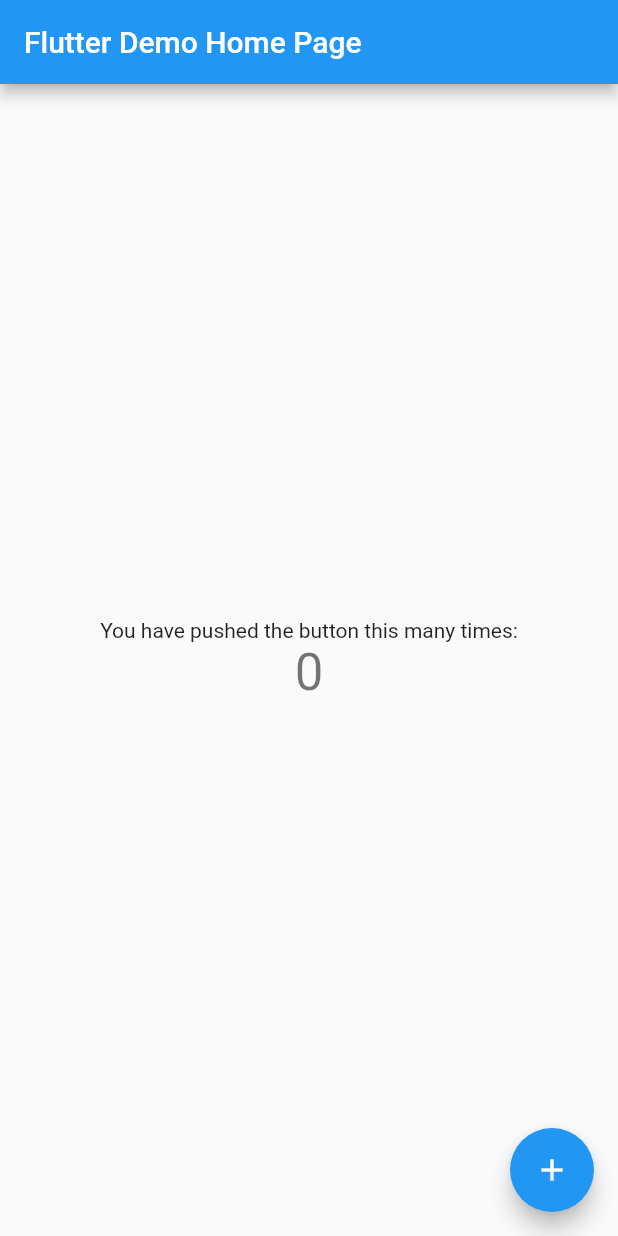
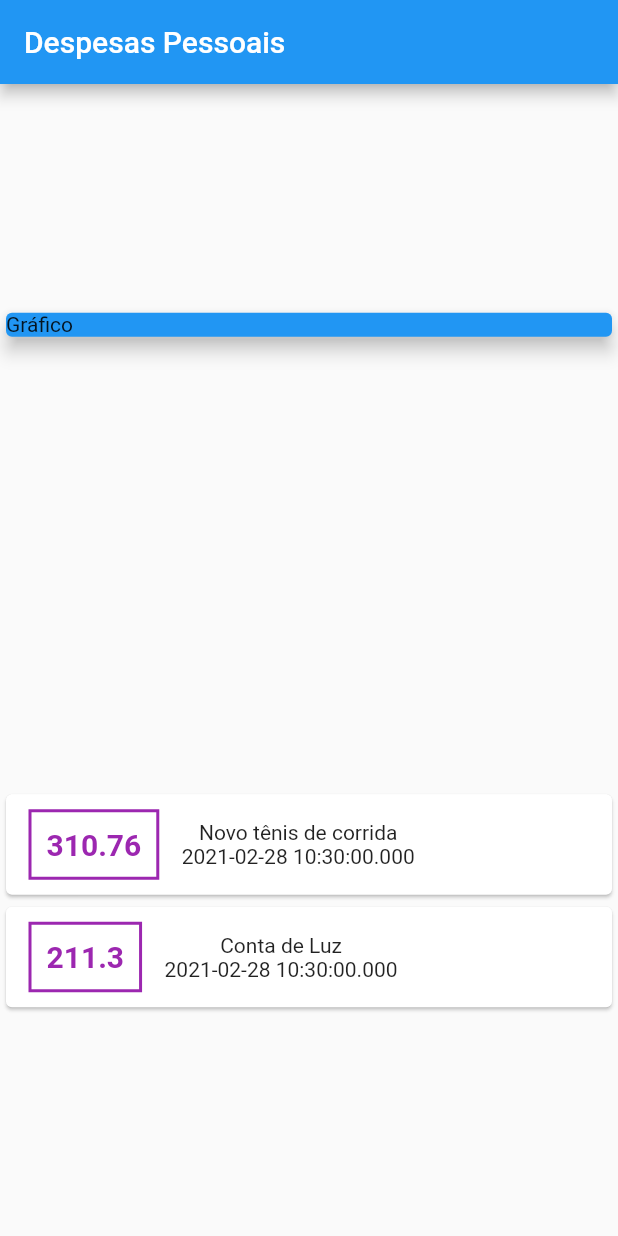
Before and after one commit to rogerio-dalvi/expenses, a Flutter app: the screen it shows after launch, on a phone screen of 412 x 824 dp. Run offline on Flutter 3.47's test engine with Material 2 defaults, Android fonts, the phone set to English and light mode, and no system bars.

Commit message:
Ate aula 84

```diff
--- a/lib/main.dart
+++ b/lib/main.dart
@@ -1,117 +1,86 @@
+import 'models/transaction.dart';
 import 'package:flutter/material.dart';
 
-void main() {
-  runApp(MyApp());
-}
+main() => runApp(ExpensesApp());
 
-class MyApp extends StatelessWidget {
-  // This widget is the root of your application.
+class ExpensesApp extends StatelessWidget {
   @override
   Widget build(BuildContext context) {
-    return MaterialApp(
-      title: 'Flutter Demo',
-      theme: ThemeData(
-        // This is the theme of your application.
-        //
-        // Try running your application with "flutter run". You'll see the
-        // application has a blue toolbar. Then, without quitting the app, try
-        // changing the primarySwatch below to Colors.green and then invoke
-        // "hot reload" (press "r" in the console where you ran "flutter run",
-        // or simply save your changes to "hot reload" in a Flutter IDE).
-        // Notice that the counter didn't reset back to zero; the application
-        // is not restarted.
-        primarySwatch: Colors.blue,
-        // This makes the visual density adapt to the platform that you run
-        // the app on. For desktop platforms, the controls will be smaller and
-        // closer together (more dense) than on mobile platforms.
-        visualDensity: VisualDensity.adaptivePlatformDensity,
-      ),
-      home: MyHomePage(title: 'Flutter Demo Home Page'),
-    );
+    return MaterialApp(home: MyHomePage());
   }
 }
 
-class MyHomePage extends StatefulWidget {
-  MyHomePage({Key key, this.title}) : super(key: key);
-
-  // This widget is the home page of your application. It is stateful, meaning
-  // that it has a State object (defined below) that contains fields that affect
-  // how it looks.
-
-  // This class is the configuration for the state. It holds the values (in this
-  // case the title) provided by the parent (in this case the App widget) and
-  // used by the build method of the State. Fields in a Widget subclass are
-  // always marked "final".
-
-  final String title;
-
-  @override
-  _MyHomePageState createState() => _MyHomePageState();
-}
-
-class _MyHomePageState extends State<MyHomePage> {
-  int _counter = 0;
-
-  void _incrementCounter() {
-    setState(() {
-      // This call to setState tells the Flutter framework that something has
-      // changed in this State, which causes it to rerun the build method below
-      // so that the display can reflect the updated values. If we changed
-      // _counter without calling setState(), then the build method would not be
-      // called again, and so nothing would appear to happen.
-      _counter += 3;
-    });
-  }
+class MyHomePage extends StatelessWidget {
+  final _transactions = [
+    Transaction(
+      id: 't1',
+      title: 'Novo tênis de corrida',
+      value: 310.76,
+      date: DateTime.now(),
+    ),
+    Transaction(
+      id: 't2',
+      title: 'Conta de Luz',
+      value: 211.30,
+      date: DateTime.now(),
+    )
+  ];
 
   @override
   Widget build(BuildContext context) {
-    // This method is rerun every time setState is called, for instance as done
-    // by the _incrementCounter method above.
-    //
-    // The Flutter framework has been optimized to make rerunning build methods
-    // fast, so that you can just rebuild anything that needs updating rather
-    // than having to individually change instances of widgets.
     return Scaffold(
-      appBar: AppBar(
-        // Here we take the value from the MyHomePage object that was created by
-        // the App.build method, and use it to set our appbar title.
-        title: Text(widget.title),
-      ),
-      body: Center(
-        // Center is a layout widget. It takes a single child and positions it
-        // in the middle of the parent.
-        child: Column(
-          // Column is also a layout widget. It takes a list of children and
-          // arranges them vertically. By default, it sizes itself to fit its
-          // children horizontally, and tries to be as tall as its parent.
-          //
-          // Invoke "debug painting" (press "p" in the console, choose the
-          // "Toggle Debug Paint" action from the Flutter Inspector in Android
-          // Studio, or the "Toggle Debug Paint" command in Visual Studio Code)
-          // to see the wireframe for each widget.
-          //
-          // Column has various properties to control how it sizes itself and
-          // how it positions its children. Here we use mainAxisAlignment to
-          // center the children vertically; the main axis here is the vertical
-          // axis because Columns are vertical (the cross axis would be
-          // horizontal).
-          mainAxisAlignment: MainAxisAlignment.center,
-          children: <Widget>[
-            Text(
-              'You have pushed the button this many times:',
+        appBar: AppBar(
+          title: Text('Despesas Pessoais'),
+        ),
+        body: Column(
+          mainAxisAlignment: MainAxisAlignment.spaceAround,
+          crossAxisAlignment: CrossAxisAlignment.stretch,
+          children: [
+            Container(
+              child: Card(
+                child: Text('Gráfico'),
+                elevation: 5,
+                color: Colors.blue,
+              ),
             ),
-            Text(
-              '$_counter',
-              style: Theme.of(context).textTheme.headline4,
-            ),
+            Column(
+              children: _transactions.map((tr) {
+                return Card(
+                    child: Row(
+                  children: <Widget>[
+                    Container(
+                      margin: EdgeInsets.symmetric(
+                        horizontal: 15,
+                        vertical: 10,
+                      ),
+                      decoration: BoxDecoration(
+                        border: Border.all(
+                          color: Colors.purple,
+                          width: 2,
+                        ),
+                      ),
+                      padding: EdgeInsets.all(10),
+                      child: Text(
+                        tr.value.toString(),
+                        style: TextStyle(
+                            fontWeight: FontWeight.bold,
+                            fontSize: 20,
+                            color: Colors.purple),
+                      ),
+                    ),
+                    Column(
+                      children: [
+                        Text(tr.title),
+                        Text(
+                          tr.date.toString(),
+                        )
+                      ],
+                    )
+                  ],
+                ));
+              }).toList(),
+            )
           ],
-        ),
-      ),
-      floatingActionButton: FloatingActionButton(
-        onPressed: _incrementCounter,
-        tooltip: 'Increment',
-        child: Icon(Icons.add),
-      ), // This trailing comma makes auto-formatting nicer for build methods.
-    );
+        ));
   }
 }
--- /dev/null
+++ b/lib/models/transaction.dart
@@ -0,0 +1,15 @@
+import 'package:flutter/foundation.dart';
+
+class Transaction {
+  final String id;
+  final String title;
+  final double value;
+  final DateTime date;
+
+  Transaction({
+    @required this.id,
+    @required this.title,
+    @required this.value,
+    @required this.date,
+  });
+}
```
